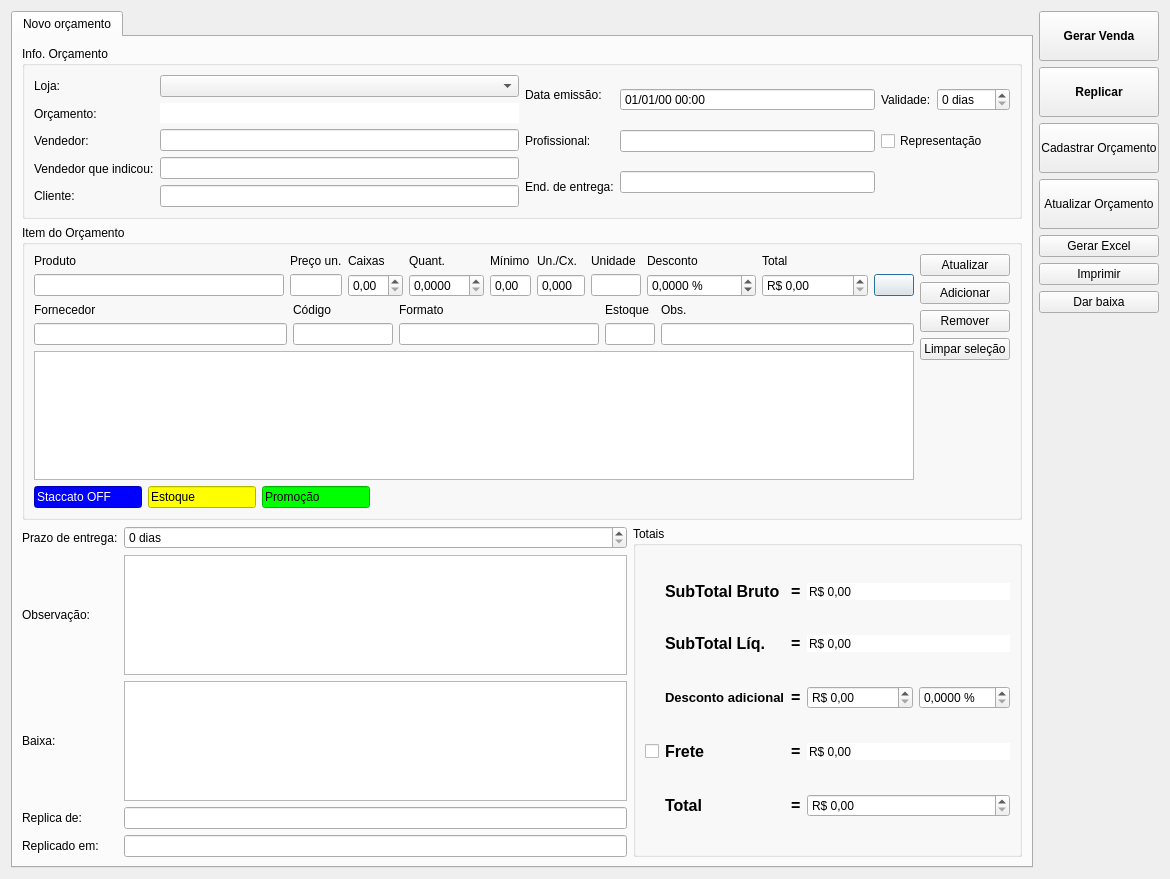
This is ui/orcamento.ui in darktorres/ERP-STACCATO as Qt 5 draws it before an edit. The edited form follows.
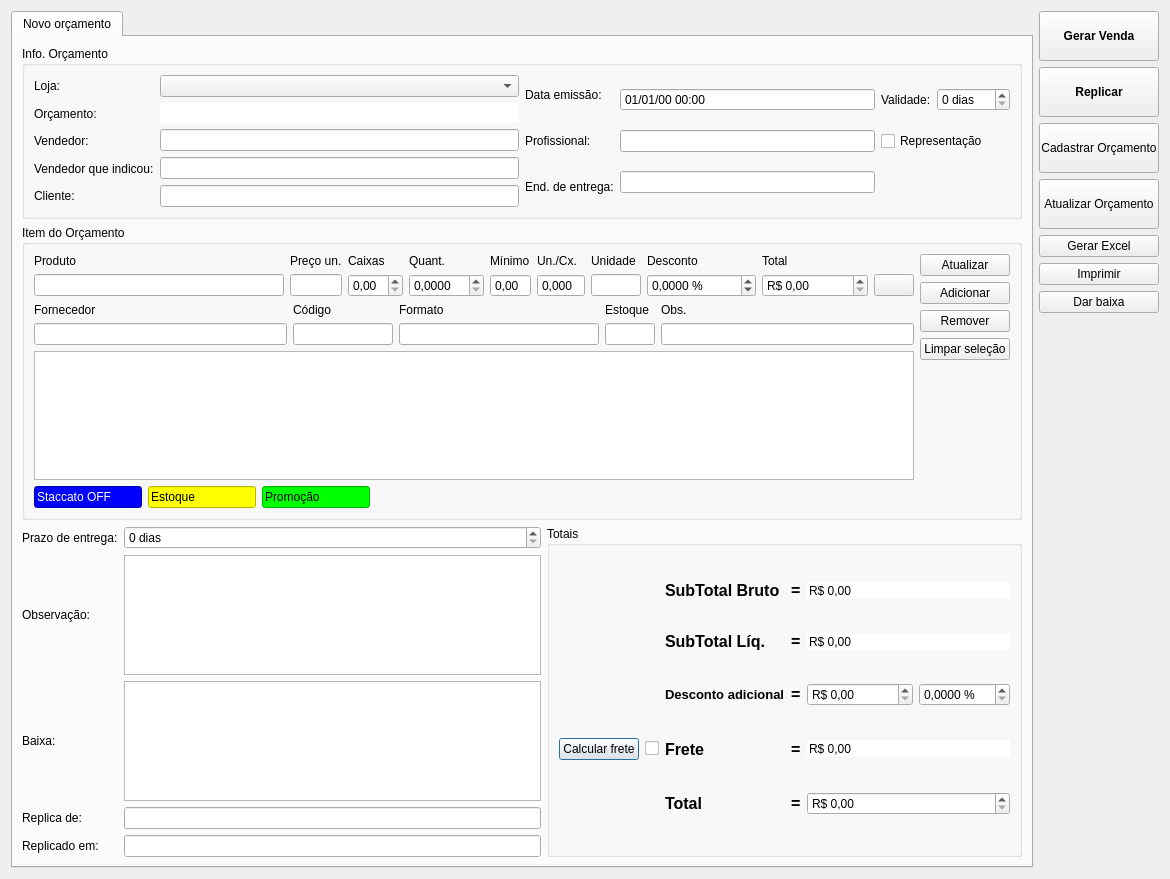
This is the edited form. Icons and pictures are not drawn. Custom widgets are drawn as their Qt base class.

The edit to the form file:
```diff
--- a/ui/orcamento.ui
+++ b/ui/orcamento.ui
@@ -306,7 +306,14 @@
           <string>Totais</string>
          </property>
          <layout class="QGridLayout" name="gridLayout">
-          <item row="0" column="1">
+          <item row="3" column="1">
+           <widget class="QPushButton" name="pushButtonCalcularFrete">
+            <property name="text">
+             <string>Calcular frete</string>
+            </property>
+           </widget>
+          </item>
+          <item row="0" column="3">
            <widget class="QLabel" name="labelSubTotalBruto">
             <property name="font">
              <font>
@@ -323,7 +330,7 @@
             </property>
            </widget>
           </item>
-          <item row="0" column="2">
+          <item row="0" column="4">
            <widget class="QLabel" name="label_6">
             <property name="font">
              <font>
@@ -337,25 +344,8 @@
             </property>
            </widget>
           </item>
-          <item row="1" column="1">
-           <widget class="QLabel" name="labelSubTotalLiq">
-            <property name="font">
-             <font>
-              <pointsize>12</pointsize>
-              <weight>75</weight>
-              <bold>true</bold>
-             </font>
-            </property>
-            <property name="text">
-             <string>SubTotal Líq.</string>
-            </property>
-            <property name="alignment">
-             <set>Qt::AlignLeading|Qt::AlignLeft|Qt::AlignVCenter</set>
-            </property>
-           </widget>
-          </item>
-          <item row="1" column="2">
-           <widget class="QLabel" name="label_5">
+          <item row="2" column="4">
+           <widget class="QLabel" name="label_11">
             <property name="font">
              <font>
               <pointsize>12</pointsize>
@@ -368,7 +358,7 @@
             </property>
            </widget>
           </item>
-          <item row="2" column="1">
+          <item row="2" column="3">
            <widget class="QLabel" name="labelDescontoGlobal">
             <property name="sizePolicy">
              <sizepolicy hsizetype="Fixed" vsizetype="Preferred">
@@ -388,8 +378,8 @@
             </property>
            </widget>
           </item>
-          <item row="2" column="2">
-           <widget class="QLabel" name="label_11">
+          <item row="1" column="3">
+           <widget class="QLabel" name="labelSubTotalLiq">
             <property name="font">
              <font>
               <pointsize>12</pointsize>
@@ -398,11 +388,42 @@
              </font>
             </property>
             <property name="text">
+             <string>SubTotal Líq.</string>
+            </property>
+            <property name="alignment">
+             <set>Qt::AlignLeading|Qt::AlignLeft|Qt::AlignVCenter</set>
+            </property>
+           </widget>
+          </item>
+          <item row="1" column="4">
+           <widget class="QLabel" name="label_5">
+            <property name="font">
+             <font>
+              <pointsize>12</pointsize>
+              <weight>75</weight>
+              <bold>true</bold>
+             </font>
+            </property>
+            <property name="text">
              <string>=</string>
             </property>
            </widget>
           </item>
-          <item row="2" column="3">
+          <item row="3" column="4">
+           <widget class="QLabel" name="label_3">
+            <property name="font">
+             <font>
+              <pointsize>12</pointsize>
+              <weight>75</weight>
+              <bold>true</bold>
+             </font>
+            </property>
+            <property name="text">
+             <string>=</string>
+            </property>
+           </widget>
+          </item>
+          <item row="2" column="5">
            <widget class="QDoubleSpinBox" name="doubleSpinBoxDescontoGlobalReais">
             <property name="sizePolicy">
              <sizepolicy hsizetype="Preferred" vsizetype="Fixed">
@@ -427,7 +448,7 @@
             </property>
            </widget>
           </item>
-          <item row="2" column="4">
+          <item row="2" column="6">
            <widget class="QDoubleSpinBox" name="doubleSpinBoxDescontoGlobal">
             <property name="sizePolicy">
              <sizepolicy hsizetype="Preferred" vsizetype="Fixed">
@@ -449,23 +470,7 @@
             </property>
            </widget>
           </item>
-          <item row="3" column="0">
-           <widget class="QCheckBox" name="checkBoxFreteManual">
-            <property name="sizePolicy">
-             <sizepolicy hsizetype="Fixed" vsizetype="Fixed">
-              <horstretch>0</horstretch>
-              <verstretch>0</verstretch>
-             </sizepolicy>
-            </property>
-            <property name="toolTip">
-             <string>&lt;html&gt;&lt;head/&gt;&lt;body&gt;&lt;p&gt;Aperte para habilitar a edição manual do frete.&lt;/p&gt;&lt;/body&gt;&lt;/html&gt;</string>
-            </property>
-            <property name="text">
-             <string/>
-            </property>
-           </widget>
-          </item>
-          <item row="3" column="1">
+          <item row="3" column="3">
            <widget class="QLabel" name="labelFrete">
             <property name="sizePolicy">
              <sizepolicy hsizetype="Preferred" vsizetype="Preferred">
@@ -488,8 +493,8 @@
             </property>
            </widget>
           </item>
-          <item row="3" column="2">
-           <widget class="QLabel" name="label_3">
+          <item row="4" column="4">
+           <widget class="QLabel" name="label_4">
             <property name="font">
              <font>
               <pointsize>12</pointsize>
@@ -502,7 +507,7 @@
             </property>
            </widget>
           </item>
-          <item row="4" column="1">
+          <item row="4" column="3">
            <widget class="QLabel" name="labelTotal">
             <property name="font">
              <font>
@@ -519,21 +524,7 @@
             </property>
            </widget>
           </item>
-          <item row="4" column="2">
-           <widget class="QLabel" name="label_4">
-            <property name="font">
-             <font>
-              <pointsize>12</pointsize>
-              <weight>75</weight>
-              <bold>true</bold>
-             </font>
-            </property>
-            <property name="text">
-             <string>=</string>
-            </property>
-           </widget>
-          </item>
-          <item row="0" column="3" colspan="2">
+          <item row="0" column="5" colspan="2">
            <widget class="QDoubleSpinBox" name="doubleSpinBoxSubTotalBruto">
             <property name="toolTip">
              <string>&lt;html&gt;&lt;head/&gt;&lt;body&gt;&lt;p&gt;Sub-total bruto é o total do valor dos itens, &lt;span style=&quot; font-weight:600;&quot;&gt;sem nenhum desconto&lt;/span&gt;.&lt;/p&gt;&lt;/body&gt;&lt;/html&gt;</string>
@@ -564,7 +555,7 @@
             </property>
            </widget>
           </item>
-          <item row="1" column="3" colspan="2">
+          <item row="1" column="5" colspan="2">
            <widget class="QDoubleSpinBox" name="doubleSpinBoxSubTotalLiq">
             <property name="toolTip">
              <string>&lt;html&gt;&lt;head/&gt;&lt;body&gt;&lt;p&gt;Sub-total líq. do orçamento é o subtotal dos itens com desconto&lt;/p&gt;&lt;/body&gt;&lt;/html&gt;</string>
@@ -595,35 +586,7 @@
             </property>
            </widget>
           </item>
-          <item row="3" column="3" colspan="2">
-           <widget class="QDoubleSpinBox" name="doubleSpinBoxFrete">
-            <property name="wrapping">
-             <bool>false</bool>
-            </property>
-            <property name="frame">
-             <bool>false</bool>
-            </property>
-            <property name="readOnly">
-             <bool>true</bool>
-            </property>
-            <property name="buttonSymbols">
-             <enum>QAbstractSpinBox::NoButtons</enum>
-            </property>
-            <property name="correctionMode">
-             <enum>QAbstractSpinBox::CorrectToNearestValue</enum>
-            </property>
-            <property name="showGroupSeparator" stdset="0">
-             <bool>true</bool>
-            </property>
-            <property name="prefix">
-             <string>R$ </string>
-            </property>
-            <property name="maximum">
-             <double>9999999.000000000000000</double>
-            </property>
-           </widget>
-          </item>
-          <item row="4" column="3" colspan="2">
+          <item row="4" column="5" colspan="2">
            <widget class="QDoubleSpinBox" name="doubleSpinBoxTotal">
             <property name="toolTip">
              <string>&lt;html&gt;&lt;head/&gt;&lt;body&gt;&lt;p&gt;Valor total do orçamento, com desconto final.&lt;/p&gt;&lt;/body&gt;&lt;/html&gt;</string>
@@ -645,6 +608,50 @@
             </property>
            </widget>
           </item>
+          <item row="3" column="5" colspan="2">
+           <widget class="QDoubleSpinBox" name="doubleSpinBoxFrete">
+            <property name="wrapping">
+             <bool>false</bool>
+            </property>
+            <property name="frame">
+             <bool>false</bool>
+            </property>
+            <property name="readOnly">
+             <bool>true</bool>
+            </property>
+            <property name="buttonSymbols">
+             <enum>QAbstractSpinBox::NoButtons</enum>
+            </property>
+            <property name="correctionMode">
+             <enum>QAbstractSpinBox::CorrectToNearestValue</enum>
+            </property>
+            <property name="showGroupSeparator" stdset="0">
+             <bool>true</bool>
+            </property>
+            <property name="prefix">
+             <string>R$ </string>
+            </property>
+            <property name="maximum">
+             <double>9999999.000000000000000</double>
+            </property>
+           </widget>
+          </item>
+          <item row="3" column="2">
+           <widget class="QCheckBox" name="checkBoxFreteManual">
+            <property name="sizePolicy">
+             <sizepolicy hsizetype="Fixed" vsizetype="Fixed">
+              <horstretch>0</horstretch>
+              <verstretch>0</verstretch>
+             </sizepolicy>
+            </property>
+            <property name="toolTip">
+             <string>&lt;html&gt;&lt;head/&gt;&lt;body&gt;&lt;p&gt;Aperte para habilitar a edição manual do frete.&lt;/p&gt;&lt;/body&gt;&lt;/html&gt;</string>
+            </property>
+            <property name="text">
+             <string/>
+            </property>
+           </widget>
+          </item>
          </layout>
         </widget>
        </item>
```
